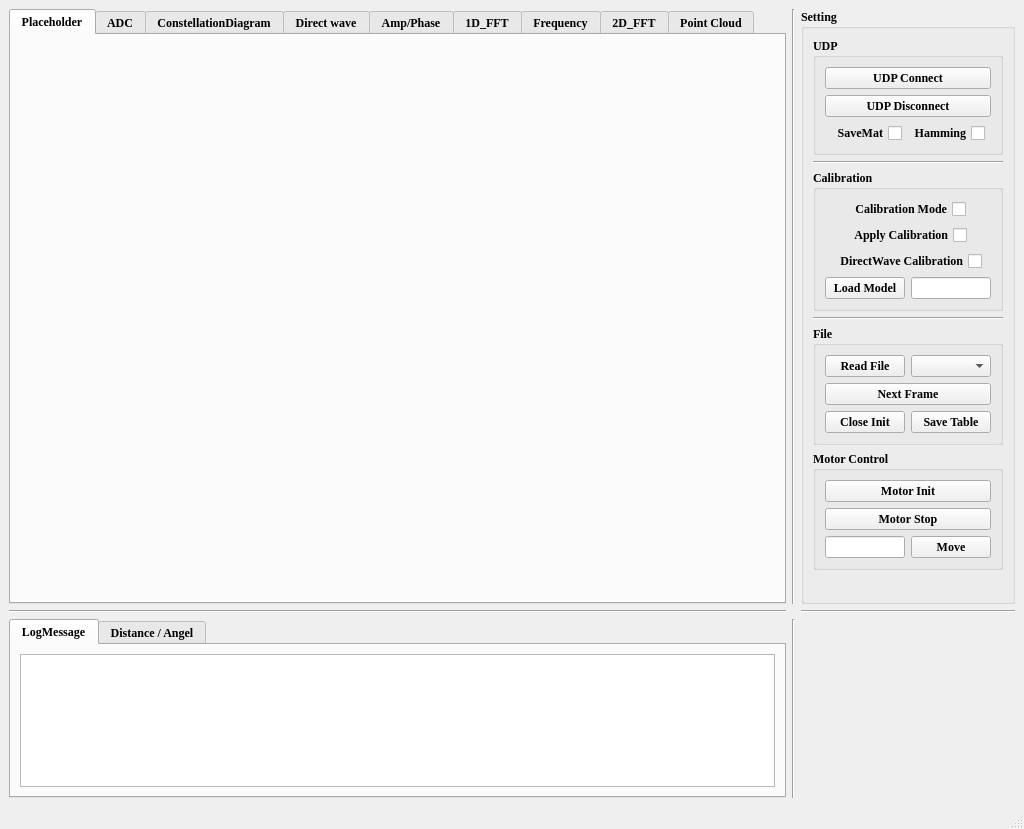
The window that Radar_UDP.ui (CruzeOliver/FMCW-Radar-GUI) describes before a commit, drawn with Qt 5.
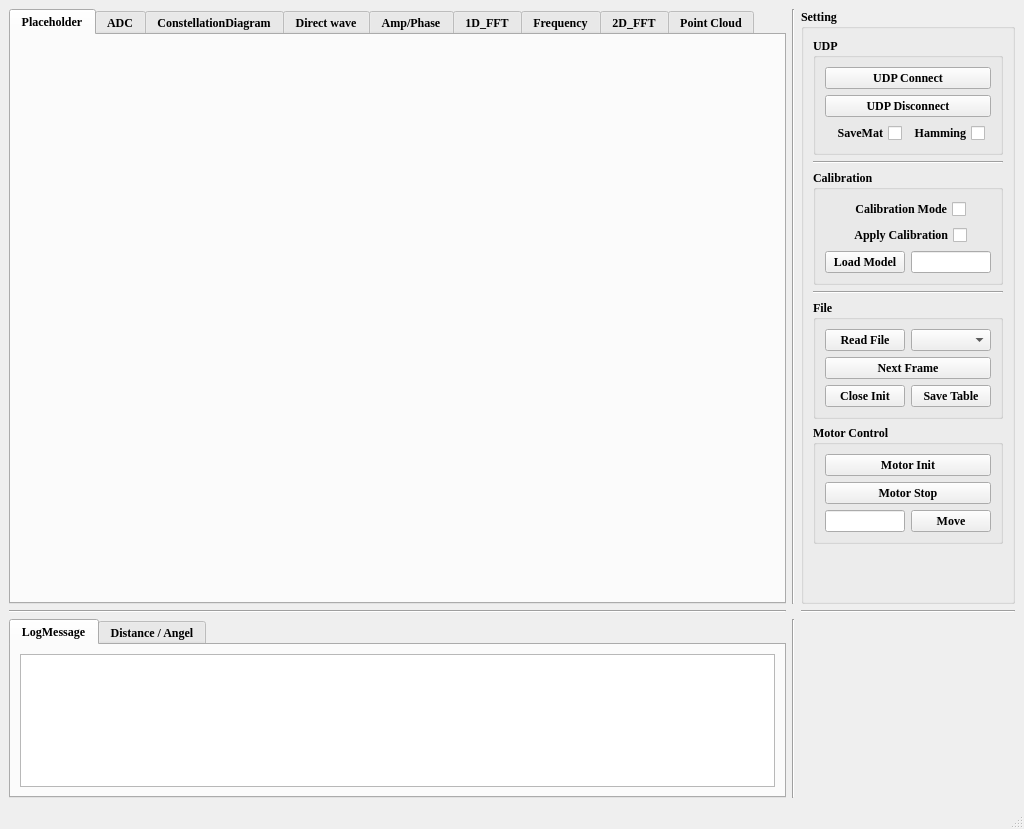
The same window after the commit.

Commit message: Added dock bar UI style

The edit to the form file:
```diff
--- a/Radar_UDP.ui
+++ b/Radar_UDP.ui
@@ -481,46 +481,6 @@
             </item>
            </layout>
           </item>
-          <item>
-           <layout class="QHBoxLayout" name="horizontalLayout_6">
-            <item>
-             <spacer name="horizontalSpacer_3">
-              <property name="orientation">
-               <enum>Qt::Horizontal</enum>
-              </property>
-              <property name="sizeHint" stdset="0">
-               <size>
-                <width>40</width>
-                <height>20</height>
-               </size>
-              </property>
-             </spacer>
-            </item>
-            <item>
-             <widget class="QCheckBox" name="checkBox_directwave">
-              <property name="layoutDirection">
-               <enum>Qt::RightToLeft</enum>
-              </property>
-              <property name="text">
-               <string>DirectWave Calibration</string>
-              </property>
-             </widget>
-            </item>
-            <item>
-             <spacer name="horizontalSpacer_4">
-              <property name="orientation">
-               <enum>Qt::Horizontal</enum>
-              </property>
-              <property name="sizeHint" stdset="0">
-               <size>
-                <width>40</width>
-                <height>20</height>
-               </size>
-              </property>
-             </spacer>
-            </item>
-           </layout>
-          </item>
           <item>
            <layout class="QHBoxLayout" name="horizontalLayout_11">
             <item>
```
The commit also changes 2 other files.
